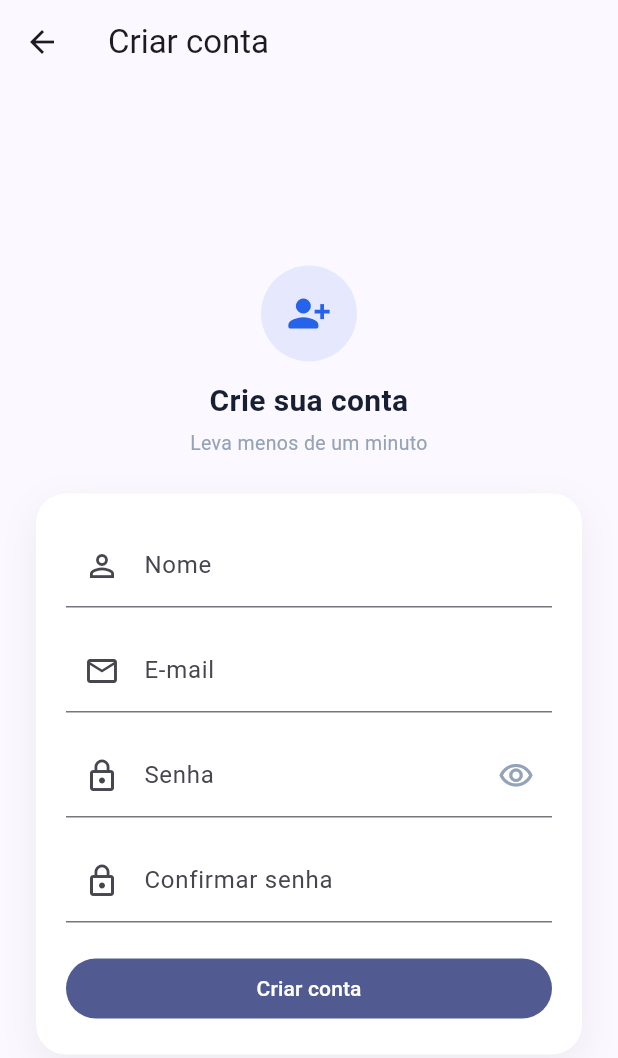
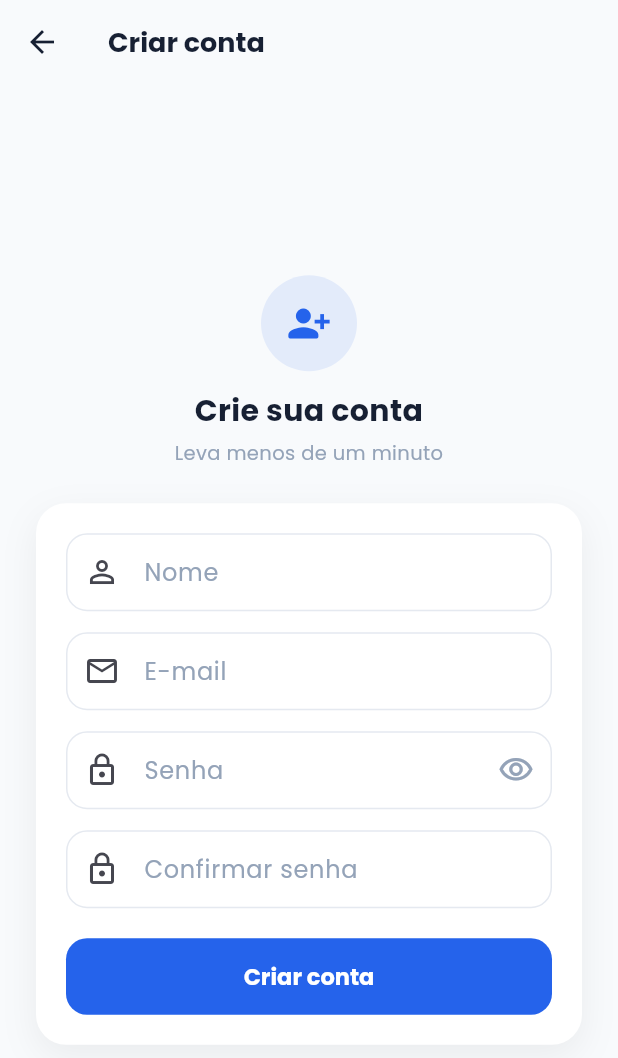
Before and after one commit to itsAGBS/DinDin, a Flutter app: the screen it shows after launch, after a tap on "Cadastre-se", on a phone screen of 412 x 824 dp. Shown: the top 1058 px of the screen. Run offline on Flutter 3.47's test engine with Material 3 defaults, Android fonts, the phone set to English and light mode, and no system bars; our stand-ins replace cloud_firestore, firebase_auth, firebase_core, flutter_secure_storage, google_fonts, google_sign_in and 4 more; accounts and stored records are empty.

Commit message:
feat: provider de preferências com tema persistido

```diff
--- a/lib/main.dart
+++ b/lib/main.dart
@@ -1,25 +1,136 @@
 import 'package:flutter/material.dart';
+import 'package:flutter/cupertino.dart';
 import 'package:provider/provider.dart';
 import 'package:firebase_core/firebase_core.dart';
+import 'package:google_fonts/google_fonts.dart';
 import 'screens/dashboard_screen.dart';
 import 'screens/bloqueio_screen.dart';
 import 'firebase_options.dart';
 import 'providers/auth_provider.dart';
 import 'providers/bloqueio_provider.dart';
+import 'providers/foto_perfil_provider.dart';
 import 'providers/preferencias_provider.dart';
 import 'providers/transaction_provider.dart';
 import 'screens/login_screen.dart';
+import 'theme/app_colors.dart';
 
 Future<void> main() async {
   WidgetsFlutterBinding.ensureInitialized();
   await Firebase.initializeApp(
     options: DefaultFirebaseOptions.currentPlatform,
   );
-  runApp(const DinDinApp());
+  // Carrega as preferências antes do primeiro frame para já abrir no tema salvo.
+  final preferencias = await PreferenciasProvider.carregar();
+  runApp(DinDinApp(preferencias: preferencias));
+}
+
+ThemeData _construirTema({required AppPalette paleta, required Brightness brilho}) {
+  final fontFamily = GoogleFonts.poppins().fontFamily;
+
+  return ThemeData(
+    useMaterial3: true,
+    brightness: brilho,
+    fontFamily: fontFamily,
+    scaffoldBackgroundColor: paleta.fundo,
+    extensions: [paleta],
+    colorScheme: ColorScheme.fromSeed(
+      seedColor: paleta.azul,
+      brightness: brilho,
+      primary: paleta.azul,
+      secondary: paleta.saldoDestaqueFundo,
+      error: paleta.despesa,
+      surface: paleta.cardFundo,
+    ),
+    appBarTheme: AppBarTheme(
+      backgroundColor: paleta.fundo,
+      foregroundColor: paleta.textoPrincipal,
+      elevation: 0,
+      surfaceTintColor: Colors.transparent,
+      titleTextStyle: TextStyle(
+        fontFamily: fontFamily,
+        fontSize: 18,
+        fontWeight: FontWeight.w700,
+        color: paleta.textoPrincipal,
+      ),
+    ),
+    cardTheme: CardThemeData(
+      elevation: 1.5,
+      margin: EdgeInsets.zero,
+      color: paleta.cardFundo,
+      surfaceTintColor: Colors.transparent,
+      shadowColor: paleta.sombra,
+      shape: RoundedRectangleBorder(borderRadius: BorderRadius.circular(16)),
+    ),
+    inputDecorationTheme: InputDecorationTheme(
+      filled: true,
+      fillColor: paleta.cardFundo,
+      contentPadding: const EdgeInsets.symmetric(horizontal: 16, vertical: 14),
+      labelStyle: TextStyle(fontFamily: fontFamily, color: paleta.textoSecundario),
+      hintStyle: TextStyle(fontFamily: fontFamily, color: paleta.textoSecundario),
+      border: OutlineInputBorder(
+        borderRadius: BorderRadius.circular(14),
+        borderSide: BorderSide.none,
+      ),
+      enabledBorder: OutlineInputBorder(
+        borderRadius: BorderRadius.circular(14),
+        borderSide: BorderSide(color: paleta.borda),
+      ),
+      focusedBorder: OutlineInputBorder(
+        borderRadius: BorderRadius.circular(14),
+        borderSide: BorderSide(color: paleta.azul, width: 1.5),
+      ),
+      errorBorder: OutlineInputBorder(
+        borderRadius: BorderRadius.circular(14),
+        borderSide: BorderSide(color: paleta.despesa),
+      ),
+      focusedErrorBorder: OutlineInputBorder(
+        borderRadius: BorderRadius.circular(14),
+        borderSide: BorderSide(color: paleta.despesa, width: 1.5),
+      ),
+    ),
+    filledButtonTheme: FilledButtonThemeData(
+      style: FilledButton.styleFrom(
+        backgroundColor: paleta.azul,
+        foregroundColor: Colors.white,
+        padding: const EdgeInsets.symmetric(vertical: 14),
+        shape: RoundedRectangleBorder(borderRadius: BorderRadius.circular(14)),
+        textStyle: TextStyle(
+          fontFamily: fontFamily,
+          fontWeight: FontWeight.w700,
+          fontSize: 15,
+        ),
+      ),
+    ),
+    outlinedButtonTheme: OutlinedButtonThemeData(
+      style: OutlinedButton.styleFrom(
+        foregroundColor: paleta.textoPrincipal,
+        side: BorderSide(color: paleta.borda),
+        padding: const EdgeInsets.symmetric(vertical: 12),
+        shape: RoundedRectangleBorder(borderRadius: BorderRadius.circular(14)),
+        textStyle: TextStyle(fontFamily: fontFamily, fontWeight: FontWeight.w600),
+      ),
+    ),
+    textButtonTheme: TextButtonThemeData(
+      style: TextButton.styleFrom(
+        foregroundColor: paleta.azul,
+        textStyle: TextStyle(fontFamily: fontFamily, fontWeight: FontWeight.w600),
+      ),
+    ),
+    progressIndicatorTheme: ProgressIndicatorThemeData(color: paleta.azul),
+    dividerTheme: DividerThemeData(color: paleta.borda, space: 32),
+    pageTransitionsTheme: const PageTransitionsTheme(
+      builders: {
+        TargetPlatform.android: CupertinoPageTransitionsBuilder(),
+        TargetPlatform.iOS: CupertinoPageTransitionsBuilder(),
+      },
+    ),
+  );
 }
 
 class DinDinApp extends StatelessWidget {
-  const DinDinApp({super.key});
+  const DinDinApp({super.key, required this.preferencias});
+
+  final PreferenciasProvider preferencias;
 
   @override
   Widget build(BuildContext context) {
@@ -27,36 +138,25 @@ class DinDinApp extends StatelessWidget {
       providers: [
         ChangeNotifierProvider(create: (_) => AuthProvider()),
         ChangeNotifierProvider(create: (_) => BloqueioProvider()),
-        ChangeNotifierProvider(create: (_) => PreferenciasProvider()),
+        ChangeNotifierProvider(create: (_) => FotoPerfilProvider()),
+        ChangeNotifierProvider.value(value: preferencias),
         ChangeNotifierProvider(create: (_) => TransactionProvider()..carregarDados()),
       ],
+      // Consumer: o MaterialApp precisa reconstruir quando o tema muda.
       child: Consumer<PreferenciasProvider>(
-        builder: (context, preferencias, _) {
-          return MaterialApp(
-            title: 'DinDin',
-            debugShowCheckedModeBanner: false,
-            themeMode: preferencias.themeMode,
-            theme: ThemeData(
-              colorSchemeSeed: Colors.indigo,
-              useMaterial3: true,
-              brightness: Brightness.light,
-            ),
-            darkTheme: ThemeData(
-              colorSchemeSeed: Colors.indigo,
-              useMaterial3: true,
-              brightness: Brightness.dark,
-            ),
-            home: const AuthGate(),
-          );
-        },
+        builder: (context, prefs, _) => MaterialApp(
+          title: 'DinDin',
+          debugShowCheckedModeBanner: false,
+          themeMode: prefs.themeMode,
+          theme: _construirTema(paleta: AppPalette.claro, brilho: Brightness.light),
+          darkTheme: _construirTema(paleta: AppPalette.escuro, brilho: Brightness.dark),
+          home: const AuthGate(),
+        ),
       ),
     );
   }
 }
 
-/// Decide qual tela mostrar de acordo com o estado de autenticação do
-/// Firebase: carregando, tela de login, ou o portão de bloqueio local
-/// (que por sua vez decide entre a tela de PIN/biometria e o dashboard).
 class AuthGate extends StatelessWidget {
   const AuthGate({super.key});
 
@@ -77,8 +177,6 @@ class AuthGate extends StatelessWidget {
   }
 }
 
-/// Só é alcançado quando o Firebase já confirmou o login. Aqui decidimos
-/// se ainda falta pedir biometria/PIN antes de liberar o dashboard.
 class _PortaoDeBloqueio extends StatelessWidget {
   const _PortaoDeBloqueio();
 
--- a/lib/providers/preferencias_provider.dart
+++ b/lib/providers/preferencias_provider.dart
@@ -1,58 +1,78 @@
 import 'package:flutter/material.dart';
 
-import '../models/moeda.dart';
 import '../services/preferencias_service.dart';
+import '../utils/moeda.dart';
 
-/// Expõe as preferências gerais do app (tema, moeda, resumo mensal
-/// automático) para qualquer tela via Provider, escondendo os detalhes
-/// de `shared_preferences`.
+/// Preferências do app: tema, moeda e resumo mensal automático.
+///
+/// Carregue com [PreferenciasProvider.carregar] antes do `runApp` para que o
+/// tema salvo já seja aplicado no primeiro frame (sem "piscar" o tema errado).
 class PreferenciasProvider extends ChangeNotifier {
-  PreferenciasProvider({PreferenciasService? service})
-      : _service = service ?? PreferenciasService() {
-    _carregar();
+  PreferenciasProvider(this._service)
+      : _themeMode = _service.lerTema(),
+        _moeda = _service.lerMoeda(),
+        _resumoMensalAtivo = _service.lerResumoAtivo(),
+        _ultimoResumo = _service.lerUltimoResumo();
+
+  static Future<PreferenciasProvider> carregar() async {
+    return PreferenciasProvider(await PreferenciasService.criar());
   }
 
   final PreferenciasService _service;
 
-  bool _carregando = true;
-  bool _modoEscuro = false;
-  Moeda _moeda = Moeda.brl;
-  bool _resumoMensalAutomatico = false;
+  ThemeMode _themeMode;
+  Moeda _moeda;
+  bool _resumoMensalAtivo;
+  String? _ultimoResumo;
 
-  bool get carregando => _carregando;
-  bool get modoEscuro => _modoEscuro;
+  ThemeMode get themeMode => _themeMode;
   Moeda get moeda => _moeda;
-  bool get resumoMensalAutomatico => _resumoMensalAutomatico;
+  bool get resumoMensalAtivo => _resumoMensalAtivo;
 
-  /// Pronto para ser passado direto em `MaterialApp(themeMode: ...)`.
-  ThemeMode get themeMode => _modoEscuro ? ThemeMode.dark : ThemeMode.light;
+  String formatarMoeda(double valor) => _moeda.formatar(valor);
 
-  Future<void> _carregar() async {
-    _modoEscuro = await _service.obterModoEscuro();
-    _moeda = await _service.obterMoeda();
-    _resumoMensalAutomatico = await _service.obterResumoMensalAutomatico();
-    _carregando = false;
+  Future<void> definirTema(ThemeMode tema) async {
+    if (tema == _themeMode) return;
+    _themeMode = tema;
     notifyListeners();
-  }
-
-  Future<void> definirModoEscuro(bool ativado) async {
-    _modoEscuro = ativado;
-    notifyListeners();
-    await _service.salvarModoEscuro(ativado);
+    await _service.salvarTema(tema);
   }
 
   Future<void> definirMoeda(Moeda moeda) async {
+    if (moeda == _moeda) return;
     _moeda = moeda;
     notifyListeners();
     await _service.salvarMoeda(moeda);
   }
 
-  /// Liga/desliga o resumo mensal automático. Esta tela só guarda a
-  /// preferência; a geração do resumo em si (notificação, e-mail, etc.)
-  /// é uma funcionalidade separada, ainda não implementada.
-  Future<void> definirResumoMensalAutomatico(bool ativado) async {
-    _resumoMensalAutomatico = ativado;
+  Future<void> definirResumoMensal(bool ativo) async {
+    if (ativo == _resumoMensalAtivo) return;
+    _resumoMensalAtivo = ativo;
+
+    if (ativo) {
+      // Ao ativar no meio do mês, o primeiro resumo só aparece quando o mês
+      // virar (e será o do mês que acabou de fechar).
+      _ultimoResumo = chaveDoMes(DateTime.now());
+      await _service.salvarUltimoResumo(_ultimoResumo!);
+    }
+
     notifyListeners();
-    await _service.salvarResumoMensalAutomatico(ativado);
+    await _service.salvarResumoAtivo(ativo);
   }
+
+  /// True quando o resumo está ligado e ainda não foi exibido neste mês.
+  bool deveExibirResumo(DateTime agora) {
+    if (!_resumoMensalAtivo) return false;
+    final ultimo = _ultimoResumo;
+    if (ultimo == null) return false;
+    return ultimo != chaveDoMes(agora);
+  }
+
+  Future<void> marcarResumoExibido(DateTime agora) async {
+    _ultimoResumo = chaveDoMes(agora);
+    await _service.salvarUltimoResumo(_ultimoResumo!);
+  }
+
+  static String chaveDoMes(DateTime data) =>
+      '${data.year}-${data.month.toString().padLeft(2, '0')}';
 }
--- a/lib/services/preferencias_service.dart
+++ b/lib/services/preferencias_service.dart
@@ -1,43 +1,54 @@
+import 'package:flutter/material.dart' show ThemeMode;
 import 'package:shared_preferences/shared_preferences.dart';
 
-import '../models/moeda.dart';
+import '../utils/moeda.dart';
 
-/// Guarda as preferências gerais do app (não ligadas a uma conta
-/// específica) no armazenamento local do dispositivo via
-/// `shared_preferences`. Segue o mesmo papel que `BloqueioService` tem
-/// para o bloqueio: quem fala com a biblioteca externa é só esta classe.
+/// Persistência local das preferências do app (tema, moeda, resumo mensal).
 class PreferenciasService {
-  static const _chaveModoEscuro = 'pref_modo_escuro';
-  static const _chaveMoeda = 'pref_moeda';
-  static const _chaveResumoMensal = 'pref_resumo_mensal_automatico';
+  PreferenciasService(this._prefs);
 
-  Future<bool> obterModoEscuro() async {
-    final prefs = await SharedPreferences.getInstance();
-    return prefs.getBool(_chaveModoEscuro) ?? false;
+  final SharedPreferences _prefs;
+
+  static Future<PreferenciasService> criar() async {
+    return PreferenciasService(await SharedPreferences.getInstance());
   }
 
-  Future<void> salvarModoEscuro(bool ativado) async {
-    final prefs = await SharedPreferences.getInstance();
-    await prefs.setBool(_chaveModoEscuro, ativado);
+  static const _chaveTema = 'pref_tema';
+  static const _chaveMoeda = 'pref_moeda';
+  static const _chaveResumoAtivo = 'pref_resumo_mensal_ativo';
+  static const _chaveUltimoResumo = 'pref_resumo_mensal_ultimo_mes';
+
+  ThemeMode lerTema() {
+    switch (_prefs.getString(_chaveTema)) {
+      case 'light':
+        return ThemeMode.light;
+      case 'dark':
+        return ThemeMode.dark;
+      default:
+        return ThemeMode.system;
+    }
   }
 
-  Future<Moeda> obterMoeda() async {
-    final prefs = await SharedPreferences.getInstance();
-    return MoedaExtensao.porCodigo(prefs.getString(_chaveMoeda));
+  Future<void> salvarTema(ThemeMode tema) async {
+    await _prefs.setString(_chaveTema, tema.name);
   }
 
+  Moeda lerMoeda() => Moeda.doNome(_prefs.getString(_chaveMoeda));
+
   Future<void> salvarMoeda(Moeda moeda) async {
-    final prefs = await SharedPreferences.getInstance();
-    await prefs.setString(_chaveMoeda, moeda.codigo);
+    await _prefs.setString(_chaveMoeda, moeda.name);
   }
 
-  Future<bool> obterResumoMensalAutomatico() async {
-    final prefs = await SharedPreferences.getInstance();
-    return prefs.getBool(_chaveResumoMensal) ?? false;
+  bool lerResumoAtivo() => _prefs.getBool(_chaveResumoAtivo) ?? false;
+
+  Future<void> salvarResumoAtivo(bool ativo) async {
+    await _prefs.setBool(_chaveResumoAtivo, ativo);
   }
 
-  Future<void> salvarResumoMensalAutomatico(bool ativado) async {
-    final prefs = await SharedPreferences.getInstance();
-    await prefs.setBool(_chaveResumoMensal, ativado);
+  /// Mês (formato "2026-11") em que o resumo foi exibido pela última vez.
+  String? lerUltimoResumo() => _prefs.getString(_chaveUltimoResumo);
+
+  Future<void> salvarUltimoResumo(String mes) async {
+    await _prefs.setString(_chaveUltimoResumo, mes);
   }
 }
```
